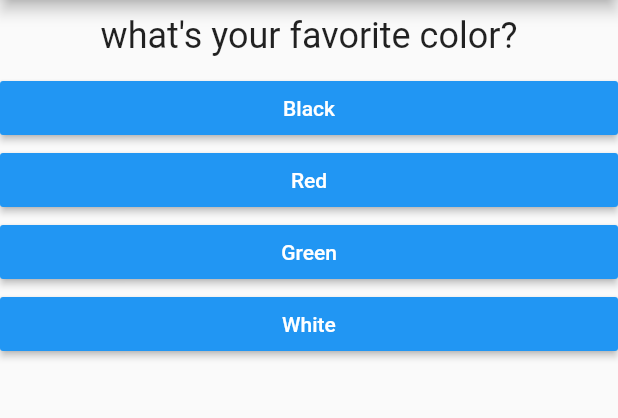
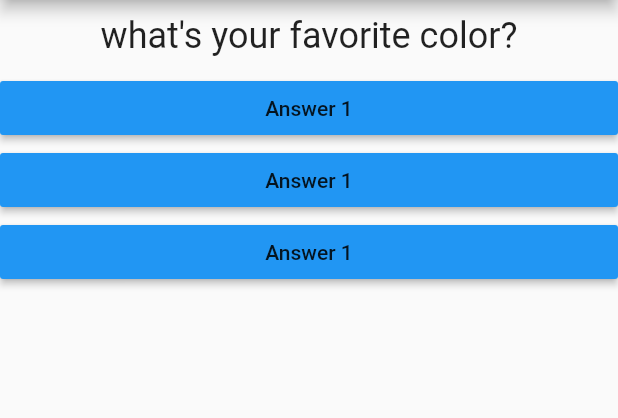
Before and after one commit to DEV-MK-KIM/m_apps, a Flutter app: the screen it shows after launch, on a phone screen of 412 x 824 dp, the part 84-502 px from its top. Run offline on Flutter 3.47's test engine with Material 2 defaults, Android fonts, the phone set to English and light mode, and no system bars.

Commit message:
commit push

```diff
--- a/first_app/lib/answer.dart
+++ b/first_app/lib/answer.dart
@@ -2,9 +2,8 @@ import 'package:flutter/material.dart';
 
 class Answer extends StatelessWidget {
   final Function selectHandler;
-  final String answerText;
 
-  Answer(this.selectHandler, this.answerText);
+  Answer(this.selectHandler);
 
   @override
   Widget build(BuildContext context) {
@@ -12,8 +11,7 @@ class Answer extends StatelessWidget {
       width: double.infinity,
       child: RaisedButton(
         color: Colors.blue,
-        textColor: Colors.white,
-        child: Text(answerText),
+        child: Text('Answer 1'),
         onPressed: selectHandler,
       ),
     );
--- a/first_app/lib/main.dart
+++ b/first_app/lib/main.dart
@@ -1,7 +1,7 @@
 import 'package:flutter/material.dart';
 
-import './quiz.dart';
-import './result.dart';
+import './question.dart';
+import './answer.dart';
 
 void main() => runApp(MyApp());
 
@@ -13,72 +13,30 @@ class MyApp extends StatefulWidget {
 }
 
 class _MyAppState extends State<MyApp> {
-  final _questions = const [
-    {
-      "questionText": "what's your favorite color?",
-      "answers": [
-        {"text": "Black", "score": 10},
-        {"text": "Red", "score": 7},
-        {"text": "Green", "score": 5},
-        {"text": "White", "score": 3},
-      ]
-    },
-    {
-      "questionText": "what's your favorite animal?",
-      "answers": [
-        {"text": "Lion", "score": 1},
-        {"text": "Dog", "score": 3},
-        {"text": "Tiger", "score": 5},
-        {"text": "Cat", "score": 9},
-      ]
-    },
-    {
-      "questionText": "who's your favorite instructor?",
-      "answers": [
-        {"text": "MK", "score": 10},
-        {"text": "Kim", "score": 8},
-        {"text": "Minkyo", "score": 3},
-        {"text": "Udemy", "score": 1},
-      ]
-    }
-  ];
+  var _questionIndex = 0;
 
-  var _questionIndex = 0;
-  var _totalScore = 0;
-
-  void _resetQuiz() {
-    setState(() {
-      _questionIndex = 0;
-      _totalScore = 0;
-    });
-  }
-
-  void _answerQuestion(int score) {
-    _totalScore += score;
+  void _answerQuestion() {
     setState(() {
       _questionIndex = _questionIndex + 1;
     });
     print(_questionIndex);
-    if (_questionIndex < _questions.length) {
-      print("we have more _questions");
-    } else {
-      print("no more question");
-    }
   }
 
   @override
   Widget build(BuildContext context) {
+    var questions = ["what's your favorite color?", "what's your age"];
+
     return MaterialApp(
       home: Scaffold(
         appBar: AppBar(
           title: Text("My First App"),
         ),
-        body: _questionIndex < _questions.length
-            ? Quiz(
-                answerQuestion: _answerQuestion,
-                questionIndex: _questionIndex,
-                questions: _questions)
-            : Result(_totalScore, _resetQuiz),
+        body: Column(children: [
+          Question(questions[_questionIndex]),
+          Answer(_answerQuestion),
+          Answer(_answerQuestion),
+          Answer(_answerQuestion),
+        ]),
       ),
     );
   }
```
